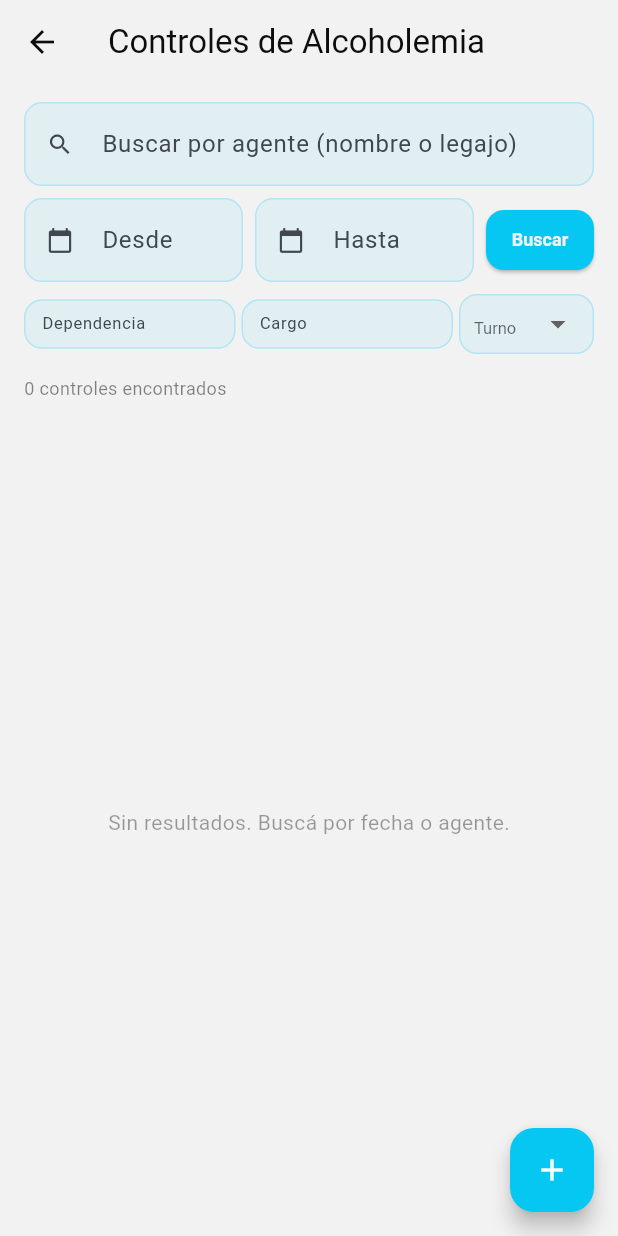
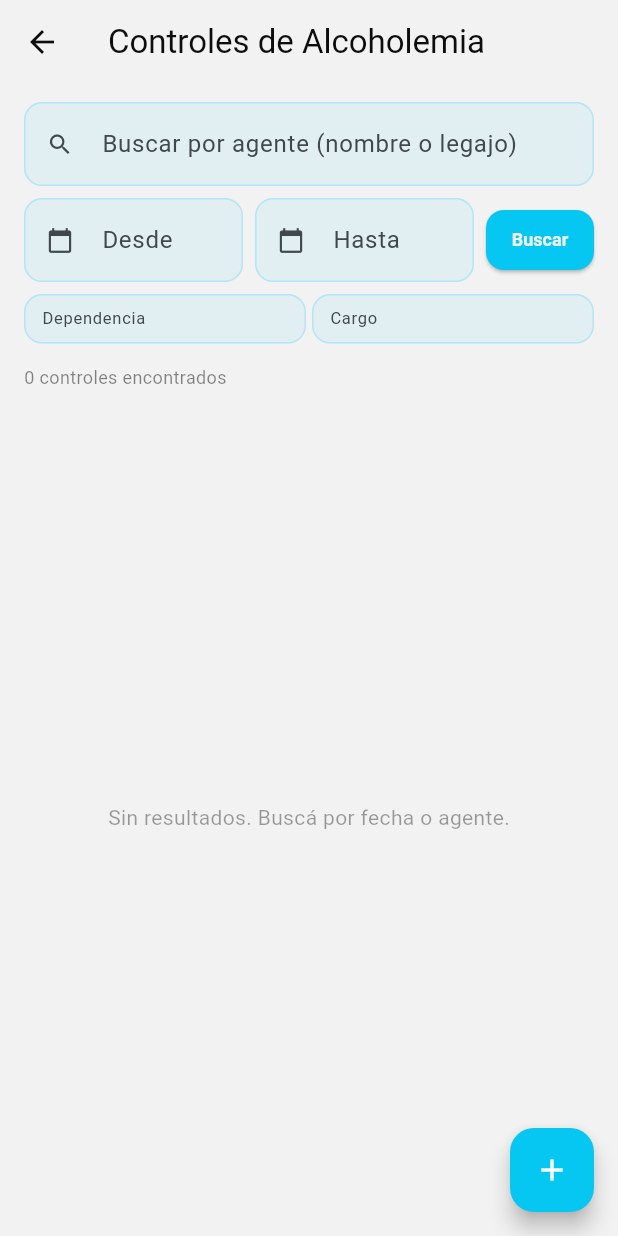
Before and after one commit to julian-alfonzo/EnRuta-Flutter, a Flutter app: the GestionAlcoholemiaScreen screen opened directly, on a phone screen of 412 x 824 dp. Run offline on Flutter 3.47's test engine with Material 3 defaults, Android fonts, the phone set to English and light mode, and no system bars; our stand-ins replace connectivity_plus, csv, pdf, share_plus, shared_preferences, sqflite; missing offline and left inert: excel; accounts and stored records are empty.

Commit message:
remove: filtro Turno de alcoholemia y agentes (UI y API)

```diff
--- a/enruta/lib/screens/gestion_alcoholemia_screen.dart
+++ b/enruta/lib/screens/gestion_alcoholemia_screen.dart
@@ -30,7 +30,6 @@ class _GestionAlcoholemiaScreenState extends State<GestionAlcoholemiaScreen> {
   bool _offline = false;
   bool _confirmandoBorrado = false;
   bool _exportando = false;
-  String _turno = '';
 
   @override
   void dispose() {
@@ -62,7 +61,6 @@ class _GestionAlcoholemiaScreenState extends State<GestionAlcoholemiaScreen> {
         hasta: hasta.isNotEmpty ? hasta : null,
         dependencia: dependencia.isNotEmpty ? dependencia : null,
         cargo: cargo.isNotEmpty ? cargo : null,
-        turno: _turno.isNotEmpty ? _turno : null,
       );
       final data = response['data'] as List<dynamic>? ?? [];
       final resultados = data.map((e) => Map<String, dynamic>.from(e as Map)).toList();
@@ -534,7 +532,7 @@ class _GestionAlcoholemiaScreenState extends State<GestionAlcoholemiaScreen> {
                   onSubmitted: (_) => _buscar(),
                 ),
               ),
-              const SizedBox(width: 4),
+                const SizedBox(width: 4),
               Expanded(
                 child: TextField(
                   controller: _cargoController,
@@ -545,31 +543,6 @@ class _GestionAlcoholemiaScreenState extends State<GestionAlcoholemiaScreen> {
                   ),
                   style: const TextStyle(fontSize: 11),
                   onSubmitted: (_) => _buscar(),
-                ),
-              ),
-              const SizedBox(width: 4),
-              SizedBox(
-                width: 90,
-                child: DropdownButtonFormField<String>(
-                  value: _turno.isEmpty ? null : _turno,
-                  decoration: const InputDecoration(
-                    hintText: 'Turno',
-                    isDense: true,
-                    contentPadding: EdgeInsets.symmetric(horizontal: 6, vertical: 8),
-                  ),
-                  style: const TextStyle(fontSize: 11),
-                  items: const [
-                    DropdownMenuItem(value: '', child: Text('Todos', style: TextStyle(fontSize: 11))),
-                    DropdownMenuItem(value: 'ROTATIVO', child: Text('ROTATIVO', style: TextStyle(fontSize: 11))),
-                    DropdownMenuItem(value: 'MAÑANA', child: Text('MAÑANA', style: TextStyle(fontSize: 11))),
-                    DropdownMenuItem(value: 'TARDE', child: Text('TARDE', style: TextStyle(fontSize: 11))),
-                    DropdownMenuItem(value: 'NOCHE', child: Text('NOCHE', style: TextStyle(fontSize: 11))),
-                    DropdownMenuItem(value: 'FIJO', child: Text('FIJO', style: TextStyle(fontSize: 11))),
-                  ],
-                  onChanged: (v) {
-                    setState(() => _turno = v ?? '');
-                    _buscar();
-                  },
                 ),
               ),
             ],
--- a/enruta/lib/services/api_client.dart
+++ b/enruta/lib/services/api_client.dart
@@ -216,7 +216,6 @@ class ApiClient {
     String? search,
     String? dependencia,
     String? cargo,
-    String? turno,
     int page = 1,
     int limit = 20,
   }) async {
@@ -227,7 +226,6 @@ class ApiClient {
     if (search != null && search.isNotEmpty) params['search'] = search;
     if (dependencia != null && dependencia.isNotEmpty) params['dependencia'] = dependencia;
     if (cargo != null && cargo.isNotEmpty) params['cargo'] = cargo;
-    if (turno != null && turno.isNotEmpty) params['turno'] = turno;
     return _get('/agentes', params);
   }
 
@@ -265,7 +263,6 @@ class ApiClient {
     String? search,
     String? dependencia,
     String? cargo,
-    String? turno,
     int page = 1,
     int limit = 50,
   }) async {
@@ -279,7 +276,6 @@ class ApiClient {
     if (search != null && search.isNotEmpty) params['search'] = search;
     if (dependencia != null && dependencia.isNotEmpty) params['dependencia'] = dependencia;
     if (cargo != null && cargo.isNotEmpty) params['cargo'] = cargo;
-    if (turno != null && turno.isNotEmpty) params['turno'] = turno;
     return _get('/alcoholemias', params);
   }
 
```
Also changed, not shown: 1 other file.
